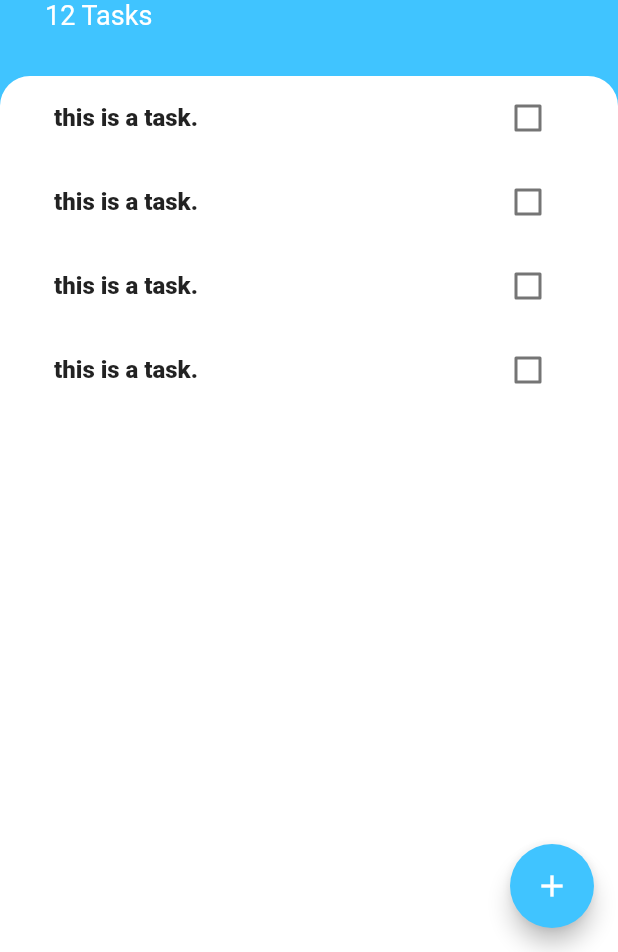
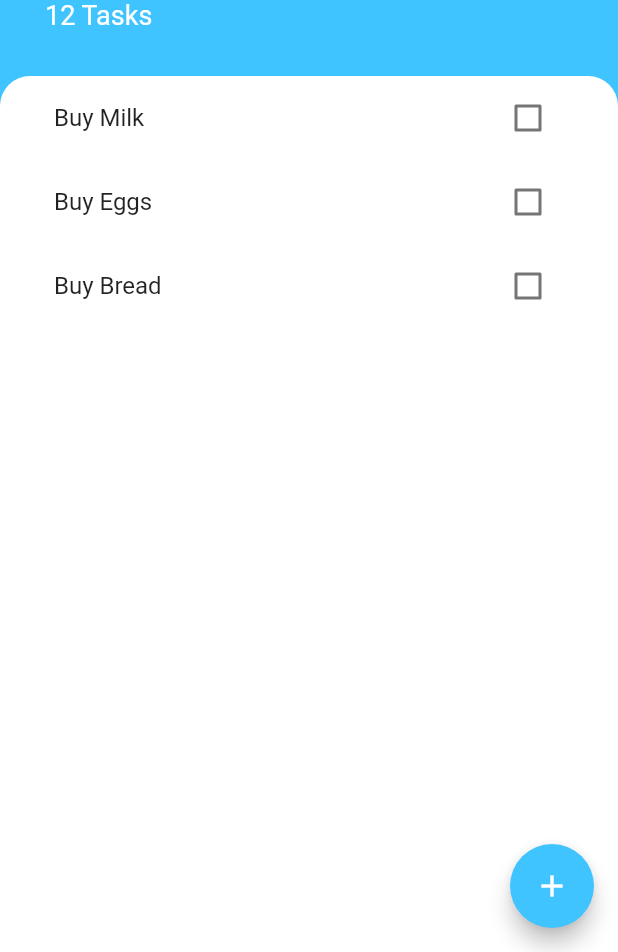
Before and after one commit to mahmuthanb/todoey_flutter, a Flutter app: the screen it shows after launch, on a phone screen of 412 x 824 dp, the part 284-1236 px from its top. Run offline on Flutter 3.47's test engine with Material 2 defaults, Android fonts, the phone set to English and light mode, and no system bars.

Commit message:
Initial Commit

```diff
--- /dev/null
+++ b/lib/model/task.dart
@@ -0,0 +1,10 @@
+class Task {
+  final String name;
+  bool isDone;
+
+  Task({this.name, this.isDone = false});
+
+  void toggleDone() {
+    isDone = !isDone;
+  }
+}
--- a/lib/widgets/task_tile.dart
+++ b/lib/widgets/task_tile.dart
@@ -1,47 +1,25 @@
 import 'package:flutter/material.dart';
 
-class TaskTile extends StatefulWidget {
-  @override
-  _TaskTileState createState() => _TaskTileState();
-}
+class TaskTile extends StatelessWidget {
+  final bool isChecked;
+  final String taskTitle;
+  final Function checkboxCallback;
 
-class _TaskTileState extends State<TaskTile> {
-  bool isChecked = false;
+  TaskTile({this.isChecked, this.taskTitle, this.checkboxCallback});
 
   @override
   Widget build(BuildContext context) {
     return ListTile(
       title: Text(
-        'this is a task.',
+        taskTitle,
         style: TextStyle(
           decoration: isChecked ? TextDecoration.lineThrough : null,
-          fontWeight: !isChecked ? FontWeight.w900 : null,
         ),
       ),
-      trailing: TaskCheckBox(
-        checkBoxState: isChecked,
-        toggleCheckboxState: (bool checkboxstate) {
-          setState(() {
-            isChecked = checkboxstate;
-          });
-        },
-      ),
+      trailing: Checkbox(
+          activeColor: Colors.lightBlueAccent,
+          value: isChecked,
+          onChanged: checkboxCallback),
     );
   }
 }
-
-class TaskCheckBox extends StatelessWidget {
-  final bool checkBoxState;
-  final Function toggleCheckboxState;
-
-  TaskCheckBox({this.checkBoxState, this.toggleCheckboxState});
-
-  @override
-  Widget build(BuildContext context) {
-    return Checkbox(
-      activeColor: Colors.lightBlueAccent,
-      value: checkBoxState,
-      onChanged: toggleCheckboxState,
-    );
-  }
-}
--- a/lib/widgets/tasks_list.dart
+++ b/lib/widgets/tasks_list.dart
@@ -1,16 +1,34 @@
 import 'package:flutter/material.dart';
+import 'package:todoey_flutter/model/task.dart';
 import 'package:todoey_flutter/widgets/task_tile.dart';
 
-class TasksList extends StatelessWidget {
+class TasksList extends StatefulWidget {
+  @override
+  _TasksListState createState() => _TasksListState();
+}
+
+class _TasksListState extends State<TasksList> {
+  List<Task> tasks = [
+    Task(name: 'Buy Milk'),
+    Task(name: 'Buy Eggs'),
+    Task(name: 'Buy Bread'),
+  ];
+
   @override
   Widget build(BuildContext context) {
-    return ListView(
-      children: <Widget>[
-        TaskTile(),
-        TaskTile(),
-        TaskTile(),
-        TaskTile(),
-      ],
+    return ListView.builder(
+      itemBuilder: (context, index) {
+        return TaskTile(
+          taskTitle: tasks[index].name,
+          isChecked: tasks[index].isDone,
+          checkboxCallback: (checkboxstate) {
+            setState(() {
+              tasks[index].toggleDone();
+            });
+          },
+        );
+      },
+      itemCount: tasks.length,
     );
   }
 }
```
